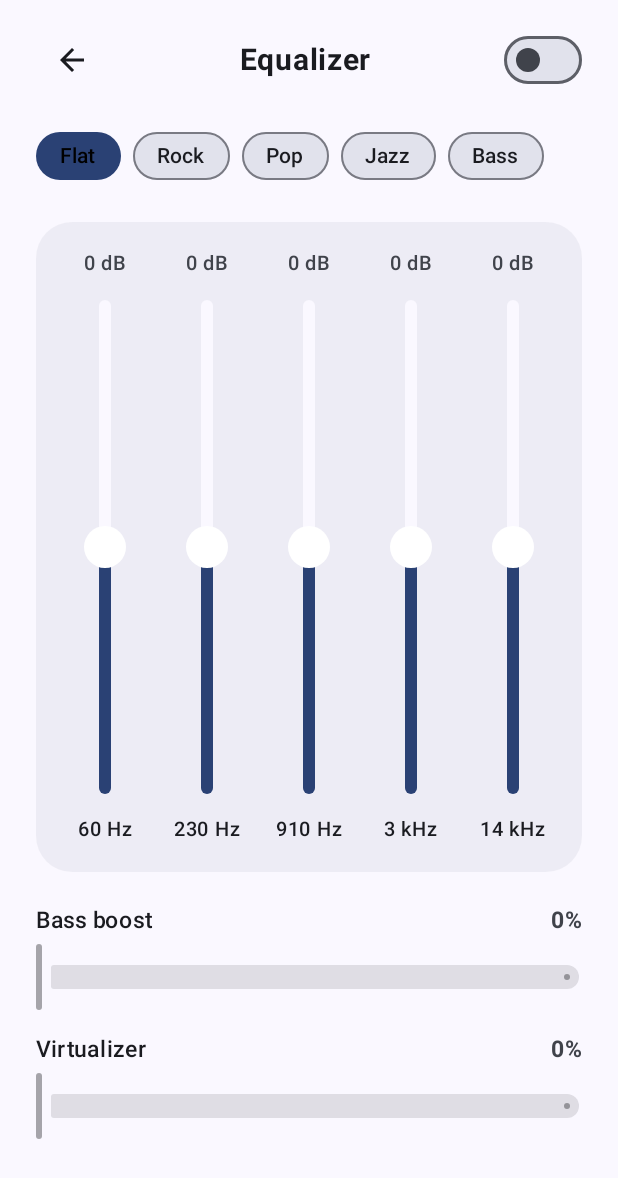
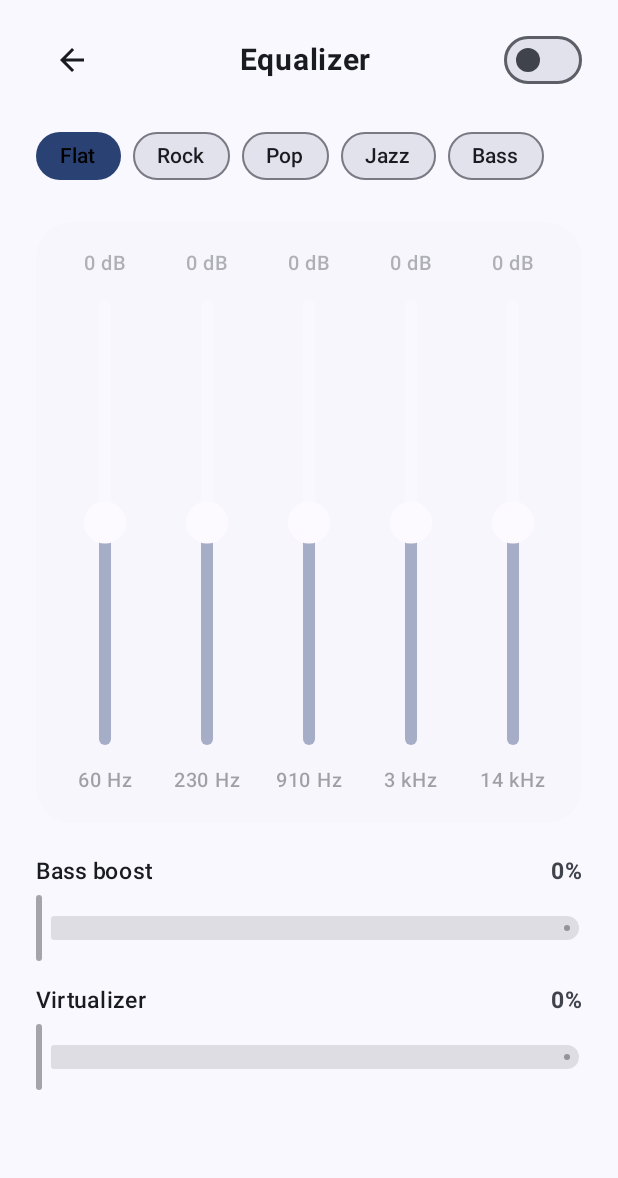
Before and after one commit to nitinjangra/sonic-canvas, an Android app built with Jetpack Compose: the composable EqualizerScreen shown on its own in the app's theme, on a phone screen of 412 x 824 dp. Shown: the top 1178 px of the screen. Run offline under Robolectric (Android 15) with nearby library versions, the phone set to English and light mode, and no system bars; our stand-ins replace Dagger/Hilt's generated code; 1 statement that could not run was skipped.

Commit message:
feat(equalizer): grey out frequency section when equalizer is off, and reduce slider height by 10% (36% of viewport)

```diff
--- a/app/src/main/java/com/pixelpushers/sonixa/ui/equalizer/EqualizerScreen.kt
+++ b/app/src/main/java/com/pixelpushers/sonixa/ui/equalizer/EqualizerScreen.kt
@@ -40,6 +40,7 @@ import androidx.compose.ui.geometry.CornerRadius
 import androidx.compose.ui.geometry.Offset
 import androidx.compose.ui.geometry.Size
 import androidx.compose.ui.graphics.Color
+import androidx.compose.ui.graphics.graphicsLayer
 import androidx.compose.ui.hapticfeedback.HapticFeedbackType
 import androidx.compose.ui.input.pointer.pointerInput
 import androidx.compose.ui.platform.LocalConfiguration
@@ -169,14 +170,15 @@ fun EqualizerScreen(
             Spacer(modifier = Modifier.height(20.dp))
 
             val screenHeight = LocalConfiguration.current.screenHeightDp.dp
-            val sliderTrackHeight = screenHeight * 0.4f
+            val sliderTrackHeight = screenHeight * 0.36f
 
-            // 5-Band Equalizer Card with True Vertical Sliders (40% Viewport Height)
+            // 5-Band Equalizer Card with True Vertical Sliders (36% Viewport Height, Greyed out when disabled)
             Box(
                 modifier = Modifier
                     .fillMaxWidth()
+                    .graphicsLayer(alpha = if (state.isEnabled) 1.0f else 0.4f)
                     .clip(RoundedCornerShape(24.dp))
-                    .background(MaterialTheme.colorScheme.surfaceVariant.copy(alpha = 0.5f))
+                    .background(MaterialTheme.colorScheme.surfaceVariant.copy(alpha = if (state.isEnabled) 0.5f else 0.2f))
                     .padding(vertical = 16.dp, horizontal = 8.dp)
             ) {
                 Row(
```
